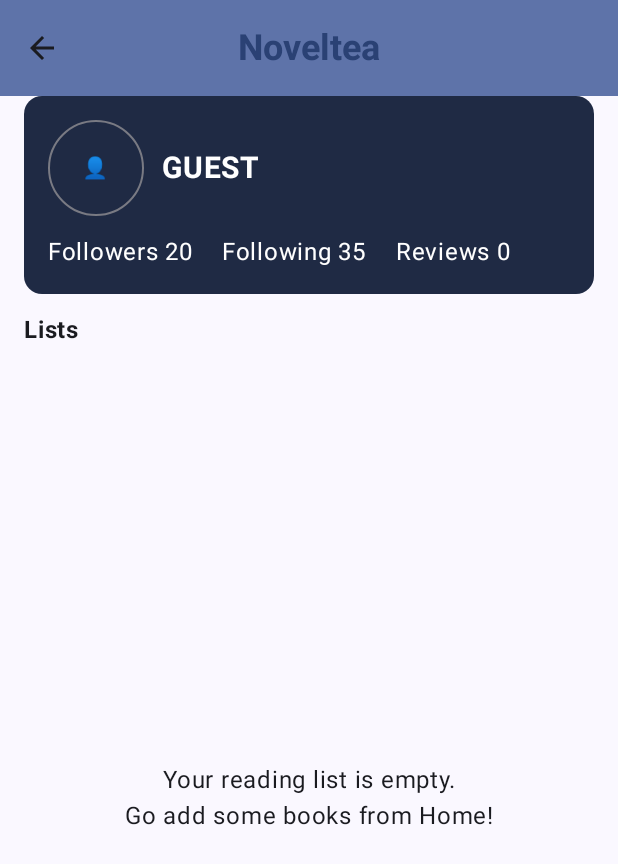
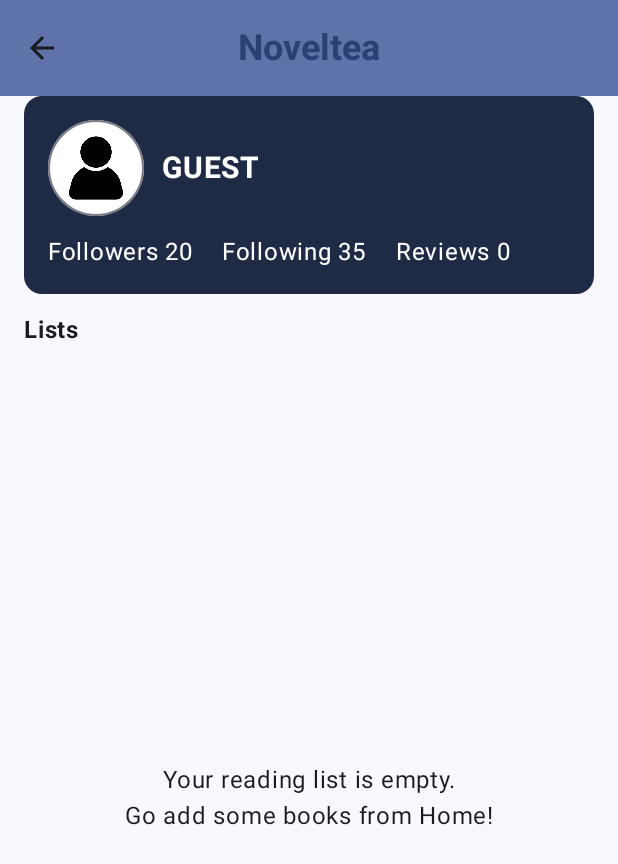
Before and after one commit to MatthewMacalaladGBC/noveltea_android, an Android app built with Jetpack Compose: the ProfileScreen screen opened through its navigation route, on a phone screen of 412 x 824 dp. Shown: the top 864 px of the screen. Run offline under Robolectric (Android 15) with nearby library versions, the phone set to English and light mode, and no system bars; pictures from the network do not load.

Commit message:
Updated picture, home, profile

```diff
--- a/app/src/main/java/ca/gbc/comp3074/noveltea_app/ui/screens/BookGridHomeScreen.kt
+++ b/app/src/main/java/ca/gbc/comp3074/noveltea_app/ui/screens/BookGridHomeScreen.kt
@@ -43,6 +43,10 @@ import androidx.navigation.NavHostController
 import ca.gbc.comp3074.noveltea_app.model.Book
 import ca.gbc.comp3074.noveltea_app.data.local.NameStore
 import ca.gbc.comp3074.noveltea_app.ui.components.NameLogin
+import ca.gbc.comp3074.noveltea_app.R
+import androidx.compose.foundation.Image
+import androidx.compose.ui.res.painterResource
+
 
 // Composable for Home Screen (book grid layout)
 @Composable
@@ -121,7 +125,11 @@ fun BookGridHomeScreen(navController: NavHostController, books: List<Book>) {
                         modifier = Modifier.size(40.dp),
                         contentPadding = PaddingValues(0.dp),
                         shape = CircleShape
-                    ) { Text("👤") }
+                    ) {
+                        Image(
+                            painter = painterResource(id = R.drawable.face),
+                            contentDescription = "Profile picture"
+                    ) }
 
                     Spacer(Modifier.width(8.dp))
 
--- a/app/src/main/java/ca/gbc/comp3074/noveltea_app/ui/screens/ProfileScreen.kt
+++ b/app/src/main/java/ca/gbc/comp3074/noveltea_app/ui/screens/ProfileScreen.kt
@@ -2,6 +2,7 @@
 
 package ca.gbc.comp3074.noveltea_app.ui.screens
 
+import androidx.compose.foundation.Image
 import androidx.compose.foundation.clickable
 import androidx.compose.foundation.layout.Arrangement
 import androidx.compose.foundation.layout.Box
@@ -39,11 +40,13 @@ import androidx.compose.runtime.setValue
 import androidx.compose.ui.Alignment
 import androidx.compose.ui.Modifier
 import androidx.compose.ui.graphics.Color
+import androidx.compose.ui.res.painterResource
 import androidx.compose.ui.text.font.FontStyle
 import androidx.compose.ui.text.font.FontWeight
 import androidx.compose.ui.unit.dp
 import androidx.compose.ui.unit.sp
 import androidx.navigation.NavHostController
+import ca.gbc.comp3074.noveltea_app.R
 import ca.gbc.comp3074.noveltea_app.data.local.NameStore
 import ca.gbc.comp3074.noveltea_app.data.local.RatingStore
 import ca.gbc.comp3074.noveltea_app.data.local.ReadingListStore
@@ -103,7 +106,11 @@ fun ProfileScreen(navController: NavHostController, books: List<Book>) {
                             modifier = Modifier.size(64.dp),
                             contentPadding = PaddingValues(0.dp),
                             shape = CircleShape
-                        ) { Text("👤") }
+                        ) {
+                            Image(
+                                painter = painterResource(id = R.drawable.face),
+                                contentDescription = "Profile picture"
+                            ) }
 
                         Spacer(Modifier.width(12.dp))
                         Text(name, color = Color.White, fontWeight = FontWeight.Bold, fontSize = 20.sp, modifier = Modifier.weight(1f))
```
Also changed, not shown: app/src/main/res/drawable/face.jpg (added).
